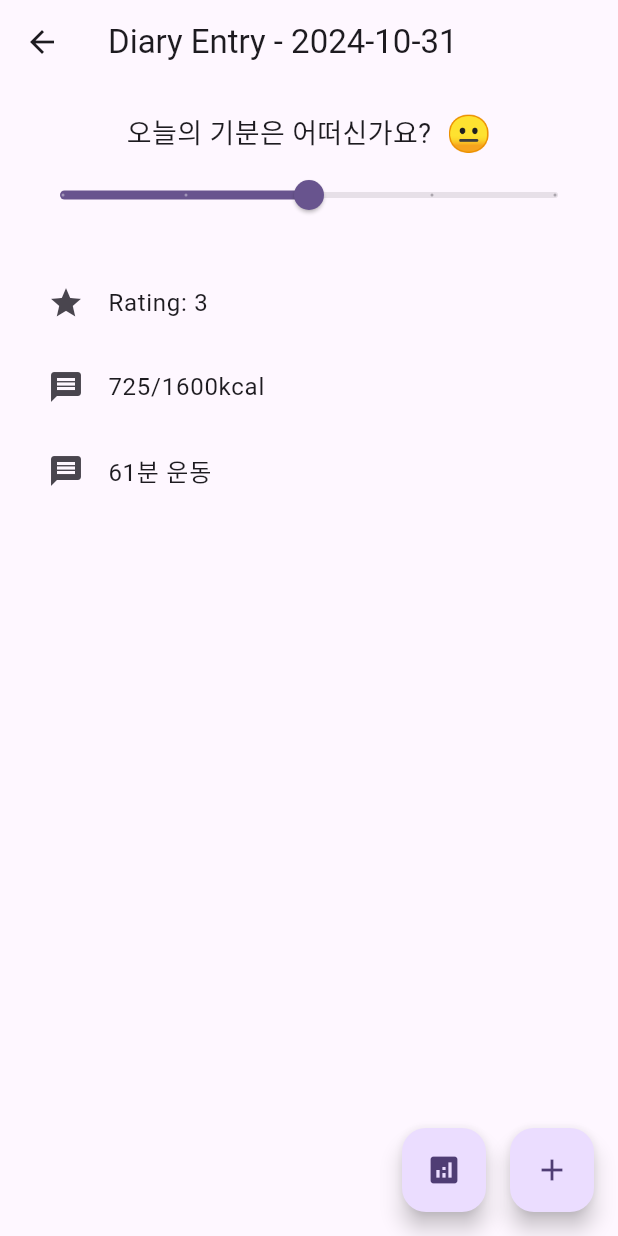
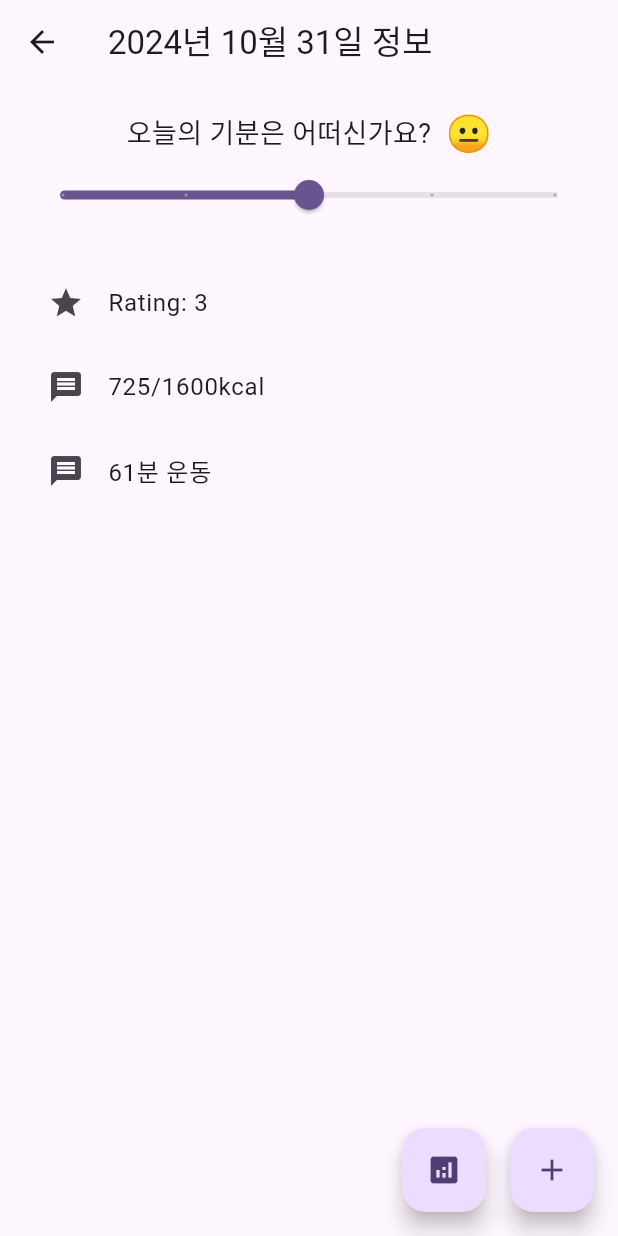
Before and after one commit to JUD210/liferpg_flutter_daireview, a Flutter app: the screen it shows after launch, after a tap on "자세히 보기", on a phone screen of 412 x 824 dp. Run offline on Flutter 3.47's test engine with Material 3 defaults, Android fonts, the phone set to English and light mode, and no system bars; our stand-ins replace flutter_dotenv, google_generative_ai, table_calendar; network calls fail.

Commit message:
Edit | Detail Page | Edit Title

```diff
--- a/lib/pages/diary_detail_page.dart
+++ b/lib/pages/diary_detail_page.dart
@@ -58,10 +58,13 @@ class DiaryDetailPageState extends State<DiaryDetailPage> {
   @override
   Widget build(BuildContext context) {
     final String date = _date.toLocal().toString().split(' ')[0];
+    final year = int.parse(date.split('-')[0]);
+    final month = int.parse(date.split('-')[1]);
+    final day = int.parse(date.split('-')[2]);
 
     return Scaffold(
       appBar: AppBar(
-        title: Text('Diary Entry - $date'),
+        title: Text('$year년 $month월 $day일 정보'),
       ),
       body: Padding(
         padding: const EdgeInsets.all(16.0),
```
